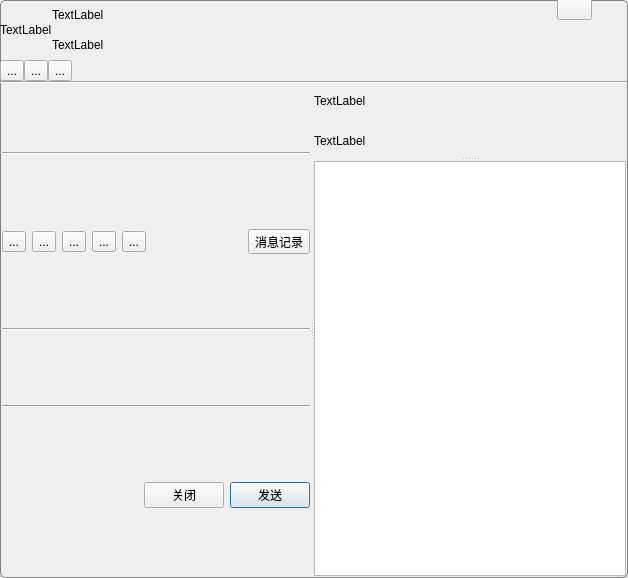
The window that qqgroupchatdlg.ui (zhanlangsir/Qtqq) describes before a commit, drawn with Qt 5.
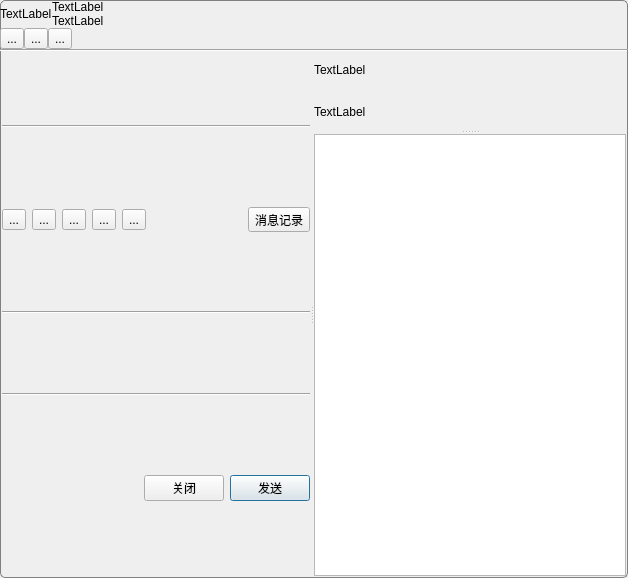
The same window after the commit. Icons and pictures are not drawn.

Diff of the .ui file:
```diff
--- a/qqgroupchatdlg.ui
+++ b/qqgroupchatdlg.ui
@@ -78,113 +78,6 @@
        </item>
       </layout>
      </item>
-     <item>
-      <spacer name="horizontalSpacer_4">
-       <property name="orientation">
-        <enum>Qt::Horizontal</enum>
-       </property>
-       <property name="sizeHint" stdset="0">
-        <size>
-         <width>40</width>
-         <height>20</height>
-        </size>
-       </property>
-      </spacer>
-     </item>
-     <item>
-      <layout class="QVBoxLayout" name="verticalLayout_3">
-       <property name="sizeConstraint">
-        <enum>QLayout::SetMinimumSize</enum>
-       </property>
-       <item>
-        <layout class="QHBoxLayout" name="horizontalLayout_5">
-         <property name="spacing">
-          <number>0</number>
-         </property>
-         <item>
-          <widget class="QToolButton" name="tb_mini_">
-           <property name="minimumSize">
-            <size>
-             <width>35</width>
-             <height>20</height>
-            </size>
-           </property>
-           <property name="layoutDirection">
-            <enum>Qt::RightToLeft</enum>
-           </property>
-           <property name="styleSheet">
-            <string notr="true">QToolButton{
-margin:-2 0 0 0;
-border-image: url(:/new/login/images/LoginPanel/btn_mini_normal.png);
-}
-
-QToolButton:hover{
-border-image: url(:/new/login/images/LoginPanel/btn_mini_highlight.png);
-}
-
-QToolButton:pressed{
-border-image: url(:/new/login/images/LoginPanel/btn_mini_down.png);
-}</string>
-           </property>
-           <property name="text">
-            <string/>
-           </property>
-          </widget>
-         </item>
-         <item>
-          <widget class="QToolButton" name="tb_close_">
-           <property name="minimumSize">
-            <size>
-             <width>36</width>
-             <height>20</height>
-            </size>
-           </property>
-           <property name="layoutDirection">
-            <enum>Qt::RightToLeft</enum>
-           </property>
-           <property name="styleSheet">
-            <string notr="true">QToolButton{
-margin:-2 0 0 0;
-border-top-right-radius:5px;
-background-image: url(:/new/login/images/LoginPanel/btn_close_normal.png);
-}
-
-QToolButton:hover{
-border-top-right-radius:5px;
-background-image: url(:/new/login/images/LoginPanel/btn_close_highlight.png);
-}
-
-QToolButton:pressed{
-border-top-right-radius:5px;
-background-image: url(:/new/login/images/LoginPanel/btn_close_down.png);
-}
-</string>
-           </property>
-           <property name="text">
-            <string/>
-           </property>
-          </widget>
-         </item>
-        </layout>
-       </item>
-       <item>
-        <spacer name="verticalSpacer">
-         <property name="orientation">
-          <enum>Qt::Vertical</enum>
-         </property>
-         <property name="sizeType">
-          <enum>QSizePolicy::Minimum</enum>
-         </property>
-         <property name="sizeHint" stdset="0">
-          <size>
-           <width>20</width>
-           <height>40</height>
-          </size>
-         </property>
-        </spacer>
-       </item>
-      </layout>
-     </item>
     </layout>
    </item>
    <item>
```
